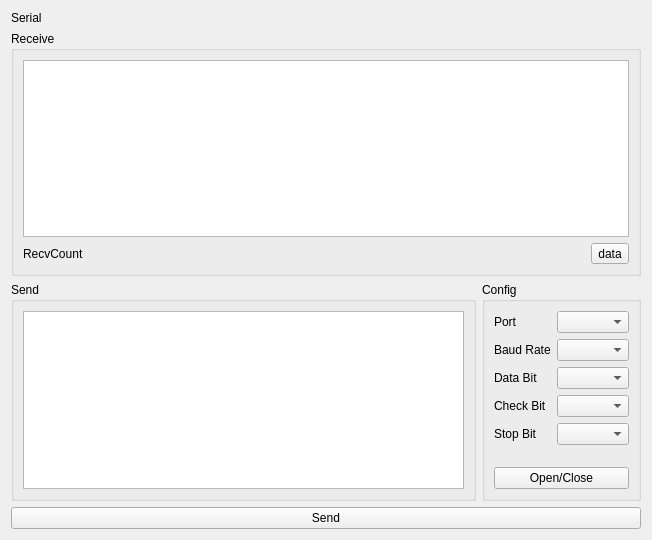
Before: the Qt Designer form src/FormSerial/formserial.ui in MRsoymilk/Helianthus, drawn with Qt 5.
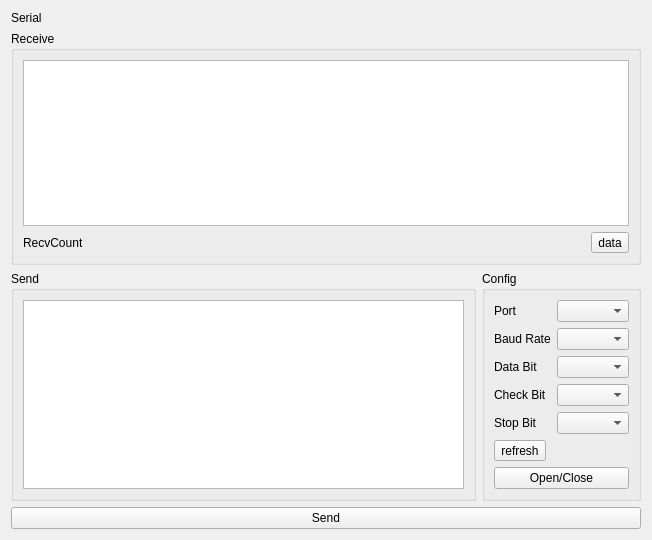
After: the same form once the commit is applied.

Commit message: 添加串口刷新

Patch:
```diff
--- a/src/FormSerial/formserial.ui
+++ b/src/FormSerial/formserial.ui
@@ -81,13 +81,20 @@
         </item>
        </layout>
       </item>
-      <item row="1" column="0">
+      <item row="3" column="0">
        <widget class="QPushButton" name="btnSerialSwitch">
         <property name="text">
          <string>Open/Close</string>
         </property>
        </widget>
       </item>
+      <item row="2" column="0">
+       <widget class="QToolButton" name="tBtnRefresh">
+        <property name="text">
+         <string>refresh</string>
+        </property>
+       </widget>
+      </item>
      </layout>
     </widget>
    </item>
```
The commit also changes 2 other files.
